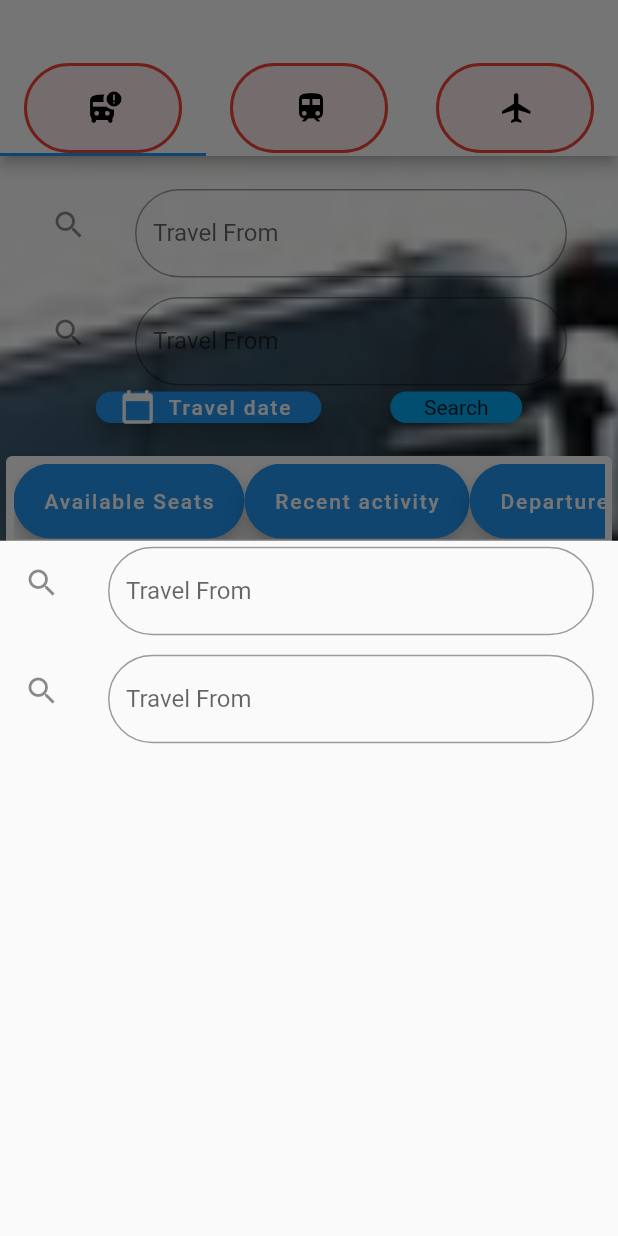
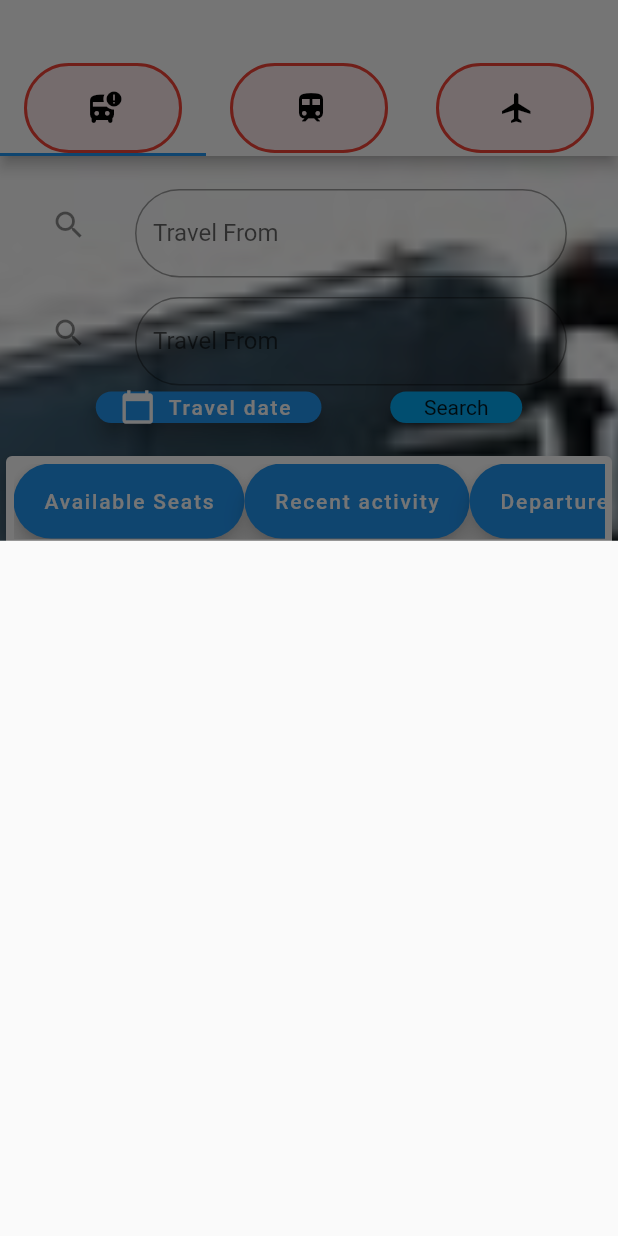
Before and after one commit to Edward-kwabena-Twumasi/Flutterer, a Flutter app: the TabBarDemo screen opened directly, after a tap on "Find company", on a phone screen of 412 x 824 dp. Run offline on Flutter 3.47's test engine with Material 2 defaults, Android fonts, the phone set to English and light mode, and no system bars; our stand-ins replace cloud_firestore, firebase_auth, firebase_core, geolocator, image_picker; missing offline and left inert: dart:html, dart:js; accounts and stored records are empty.

Commit message:
flutter project app

```diff
--- a/lib/components/applicationwidgets.dart
+++ b/lib/components/applicationwidgets.dart
@@ -173,9 +173,14 @@ TripClass onetrip =
 List<String> places = ["Kumasi", "Obuasi", "Accra", "Kasoa", "Mankessim", "Wa"];
 
 class SearchLocs extends StatefulWidget {
-  SearchLocs({required this.direction, required this.locations});
-  String direction;
-  List<String> locations;
+  SearchLocs(
+      {required this.direction,
+      required this.locations,
+      required this.searchcontrol});
+  final TextEditingController searchcontrol;
+
+  final String direction;
+  final List<String> locations;
   @override
   SearchLocsState createState() => SearchLocsState();
 }
@@ -188,9 +193,9 @@ class SearchLocsState extends State<SearchLocs> {
   @override
   void initState() {
     super.initState();
-    formcontrol.addListener(() {
+    widget.searchcontrol.addListener(() {
       suggestions = [];
-      var query = formcontrol.text;
+      var query = widget.searchcontrol.text;
       hideoverlay = false;
       if (query.isNotEmpty) {
         for (var i in places) {
@@ -234,10 +239,10 @@ class SearchLocsState extends State<SearchLocs> {
 
                           print(index);
                           mytripobj[widget.direction] = suggestions[index];
-                          formcontrol.text = suggestions[index];
+                          widget.searchcontrol.text = suggestions[index];
                           widget.direction == "From"
-                              ? onetrip.fromLoc = formcontrol.text
-                              : onetrip.toLoc = formcontrol.text;
+                              ? onetrip.fromLoc = widget.searchcontrol.text
+                              : onetrip.toLoc = widget.searchcontrol.text;
                           suggestions = [];
                           print(mytripobj);
                           setState(() {
@@ -263,8 +268,6 @@ class SearchLocsState extends State<SearchLocs> {
 
   List<String> suggestions = [];
 
-  TextEditingController formcontrol = TextEditingController();
-
   @override
   Widget build(BuildContext context) {
     return ListTile(
@@ -275,7 +278,7 @@ class SearchLocsState extends State<SearchLocs> {
             fillColor: Colors.pink,
             border:
                 OutlineInputBorder(borderRadius: BorderRadius.circular(30))),
-        controller: formcontrol,
+        controller: widget.searchcontrol,
       ),
     );
   }
--- a/lib/screens/homepage.dart
+++ b/lib/screens/homepage.dart
@@ -81,6 +81,8 @@ class ButtomNavState extends State<ButtomNav> {
 }
 
 class TabBarDemo extends StatelessWidget {
+  TextEditingController searchfrom = TextEditingController();
+  TextEditingController searchto = TextEditingController();
   @override
   Widget build(BuildContext context) {
     return DefaultTabController(
@@ -131,7 +133,7 @@ class TabBarDemo extends StatelessWidget {
                 child: Column(
                   mainAxisAlignment: MainAxisAlignment.start,
                   children: [
-                    locations(),
+                    Locations(),
                     Card(
                       elevation: 5,
                       child: Column(
@@ -156,6 +158,7 @@ class TabBarDemo extends StatelessWidget {
                                                 SearchLocs(
                                                   direction: 'from',
                                                   locations: places,
+                                                  searchcontrol: searchfrom,
                                                 ),
                                                 SizedBox(
                                                   height: 5,
@@ -163,6 +166,7 @@ class TabBarDemo extends StatelessWidget {
                                                 SearchLocs(
                                                   direction: 'to',
                                                   locations: places,
+                                                  searchcontrol: searchto,
                                                 )
                                               ]),
                                             );
@@ -182,14 +186,14 @@ class TabBarDemo extends StatelessWidget {
                                                 SearchLocs(
                                                     direction: 'from',
                                                     locations: places,
-                                                ),
+                                                    searchcontrol: searchfrom),
                                                 SizedBox(
                                                   height: 5,
                                                 ),
                                                 SearchLocs(
                                                     direction: 'to',
                                                     locations: places,
-                                                )
+                                                    searchcontrol: searchto)
                                               ]),
                                             );
                                           });
@@ -208,14 +212,14 @@ class TabBarDemo extends StatelessWidget {
                                                 SearchLocs(
                                                     direction: 'from',
                                                     locations: places,
-                                                ),
+                                                    searchcontrol: searchfrom),
                                                 SizedBox(
                                                   height: 5,
                                                 ),
                                                 SearchLocs(
                                                     direction: 'to',
                                                     locations: places,
-                                                )
+                                                    searchcontrol: searchto)
                                               ]),
                                             );
                                           });
@@ -237,19 +241,7 @@ class TabBarDemo extends StatelessWidget {
                                         showModalBottomSheet(
                                             context: context,
                                             builder: (BuildContext context) {
-                                              return Column(children: [
-                                                SearchLocs(
-                                                  direction: 'from',
-                                                  locations: places,
-                                                ),
-                                                SizedBox(
-                                                  height: 5,
-                                                ),
-                                                SearchLocs(
-                                                  direction: 'to',
-                                                  locations: places,
-                                                )
-                                              ]);
+                                              return Column();
                                             });
                                       },
                                       label: Text("Find company")),
@@ -262,6 +254,7 @@ class TabBarDemo extends StatelessWidget {
                 ),
               ),
             ),
+            //Block for Buses
             Container(
               constraints: BoxConstraints.expand(),
               decoration: BoxDecoration(
@@ -271,7 +264,7 @@ class TabBarDemo extends StatelessWidget {
               child: Column(
                 mainAxisAlignment: MainAxisAlignment.start,
                 children: [
-                  locations(),
+                  Locations(),
                   Card(
                     elevation: 5,
                     child: Column(
@@ -293,6 +286,7 @@ class TabBarDemo extends StatelessWidget {
                                             SearchLocs(
                                               direction: 'from',
                                               locations: places,
+                                              searchcontrol: searchfrom,
                                             ),
                                             SizedBox(
                                               height: 5,
@@ -300,7 +294,7 @@ class TabBarDemo extends StatelessWidget {
                                             SearchLocs(
                                                 direction: 'to',
                                                 locations: places,
-                                            )
+                                                searchcontrol: searchfrom)
                                           ]);
                                         });
                                   },
@@ -311,19 +305,7 @@ class TabBarDemo extends StatelessWidget {
                                     showModalBottomSheet(
                                         context: context,
                                         builder: (BuildContext context) {
-                                          return Column(children: [
-                                            SearchLocs(
-                                              direction: 'to',
-                                              locations: places,
-                                            ),
-                                            SizedBox(
-                                              height: 5,
-                                            ),
-                                            SearchLocs(
-                                              direction: 'to',
-                                              locations: places,
-                                            )
-                                          ]);
+                                          return Column();
                                         });
                                   },
                                   label: Text("Recent activity")),
@@ -365,6 +347,7 @@ class TabBarDemo extends StatelessWidget {
                 ],
               ),
             ),
+            //Block for trains
             Container(
               constraints: BoxConstraints.expand(),
               decoration: BoxDecoration(
@@ -374,7 +357,7 @@ class TabBarDemo extends StatelessWidget {
               child: Column(
                 mainAxisAlignment: MainAxisAlignment.start,
                 children: [
-                  locations(),
+                  Locations(),
                   Card(
                     elevation: 5,
                     child: Column(
@@ -460,7 +443,9 @@ Widget region() {
       margin: EdgeInsets.all(15));
 }
 
-class locations extends StatelessWidget {
+class Locations extends StatelessWidget {
+  TextEditingController from = TextEditingController();
+  TextEditingController to = TextEditingController();
   @override
   Widget build(BuildContext context) {
     return Container(
@@ -469,13 +454,12 @@ class locations extends StatelessWidget {
           mainAxisAlignment: MainAxisAlignment.spaceEvenly,
           children: <Widget>[
             SearchLocs(
-              direction: 'from',
-              locations: places,
-            ),
+                direction: 'from', locations: places, searchcontrol: from),
             SizedBox(height: 5),
             SearchLocs(
               direction: 'to',
               locations: places,
+              searchcontrol: to,
             ),
             Expanded(
                 child: Center(
--- a/pubspec.yaml
+++ b/pubspec.yaml
@@ -37,6 +37,8 @@ dependencies:
   geolocator: ^7.2.0+1
   image_picker: ^0.8.2
   flutter_paystack: ^1.0.5+1
+  web_socket_channel: ^2.1.0
+  firebase_storage: ^10.0.1
 
 dev_dependencies:
   flutter_test:
```
Also changed, not shown: lib/screens/dashboard.dart (+72 -20 lines), lib/screens/reportscreen.dart (+13 -0 lines), lib/screens/signup.dart (+0 -10 lines), lib/screens/websocket.dart (added, +85 -0 lines), pubspec.lock, 237 other files. Lines whose indentation alone changed are shown as unchanged.
